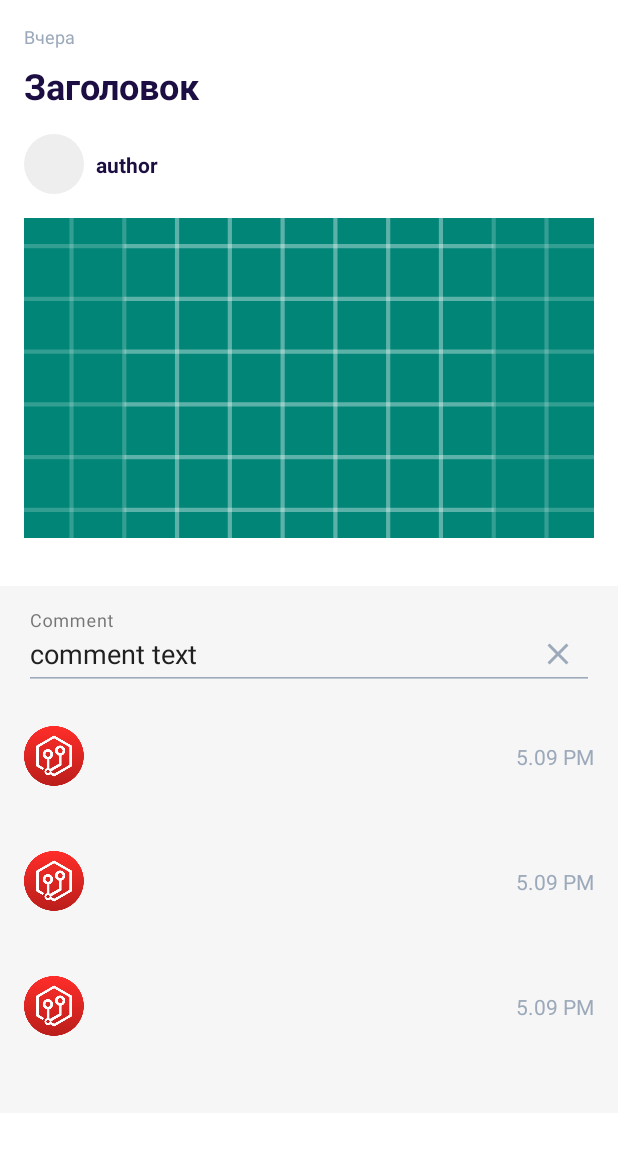
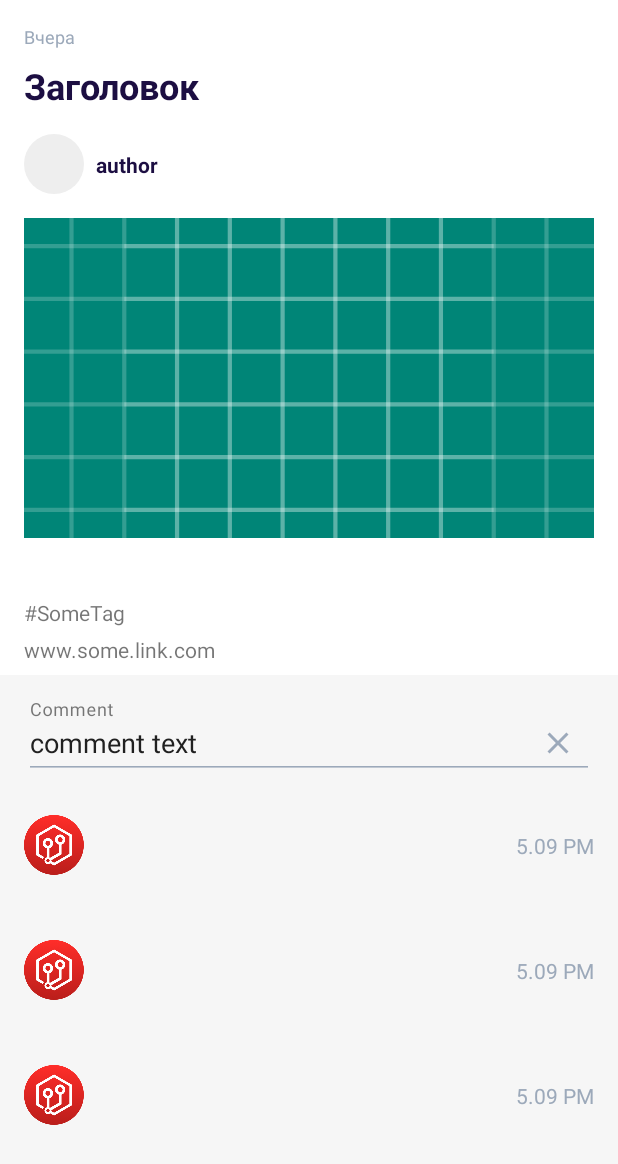
Before and after one commit to AlekseyYakovlev/SkillArticles, an Android app: the layout fragment_article.xml on its own in the app's theme, with its tools: preview values and no code run, on a phone screen of 412 x 824 dp. Shown: the top 1164 px of the screen. Run offline under Robolectric (Android 15) with nearby library versions, the phone set to English and light mode, and no system bars.

Commit message:
Source link and hash tags added to ArticleFragment

```diff
--- a/app/src/main/java/ru/skillbranch/skillarticles/ui/custom/markdown/MarkdownBuilder.kt
+++ b/app/src/main/java/ru/skillbranch/skillarticles/ui/custom/markdown/MarkdownBuilder.kt
@@ -38,7 +38,7 @@ class MarkdownBuilder(context: Context) {
         }
     }
 
-    private fun buildElement(element: Element, builder: SpannableStringBuilder): CharSequence {
+    internal fun buildElement(element: Element, builder: SpannableStringBuilder): CharSequence {
         return builder.apply {
             when (element) {
                 is Element.Text -> append(element.text)
--- a/app/src/main/java/ru/skillbranch/skillarticles/viewmodels/article/ArticleViewModel.kt
+++ b/app/src/main/java/ru/skillbranch/skillarticles/viewmodels/article/ArticleViewModel.kt
@@ -52,6 +52,8 @@ class ArticleViewModel(
                     categoryIcon = category.icon,
                     date = date.shortFormat(),
                     author = author,
+                    source = article.source,
+                    tags = article.tags,
                     isBookmark = isBookmark,
                     isLike = isLike,
                     content = content ?: emptyList(),
--- a/app/src/main/res/layout/fragment_article.xml
+++ b/app/src/main/res/layout/fragment_article.xml
@@ -91,6 +91,33 @@
             app:layout_constraintStart_toStartOf="parent"
             app:layout_constraintTop_toBottomOf="@id/iv_poster" />
 
+        <TextView
+            android:id="@+id/tv_hashtags"
+            android:layout_width="match_parent"
+            android:layout_height="wrap_content"
+            app:layout_constraintTop_toBottomOf="@id/tv_text_content"
+            app:layout_constraintEnd_toEndOf="parent"
+            app:layout_constraintStart_toStartOf="parent"
+            android:lineSpacingExtra="4dp"
+            android:layout_marginTop="8dp"
+            android:layout_marginStart="16dp"
+            android:layout_marginEnd="16dp"
+            android:textSize="14sp"
+            tools:text = "#SomeTag"/>
+
+        <TextView
+            android:id="@+id/tv_source"
+            android:layout_width="match_parent"
+            android:layout_height="wrap_content"
+            app:layout_constraintTop_toBottomOf="@id/tv_hashtags"
+            app:layout_constraintEnd_toEndOf="parent"
+            app:layout_constraintStart_toStartOf="parent"
+            android:includeFontPadding="false"
+            android:layout_marginStart="16dp"
+            android:layout_marginEnd="16dp"
+            android:layout_marginTop="8dp"
+            tools:text = "www.some.link.com"/>
+
         <com.google.android.material.textfield.TextInputLayout
             android:id="@+id/wrap_comments"
             style="@style/Base.Widget.MaterialComponents.TextInputLayout"
@@ -107,7 +134,8 @@
             app:endIconTint="@color/color_gray"
             app:layout_constraintEnd_toEndOf="parent"
             app:layout_constraintStart_toStartOf="parent"
-            app:layout_constraintTop_toBottomOf="@id/tv_text_content">
+            android:layout_marginTop="8dp"
+            app:layout_constraintTop_toBottomOf="@id/tv_source">
 
             <EditText
                 android:id="@+id/et_comment"
--- a/app/src/main/res/navigation/mobile_navigation.xml
+++ b/app/src/main/res/navigation/mobile_navigation.xml
@@ -45,7 +45,7 @@
             app:destination="@id/page_article" />
         <action
             android:id="@+id/choose_category"
-            app:destination="@id/choseCategoryDialog" />
+            app:destination="@id/chose_category_dialog" />
         <argument
             android:name="is_bookmarks"
             android:defaultValue="false"
@@ -66,7 +66,7 @@
             app:destination="@id/page_article" />
         <action
             android:id="@+id/choose_category"
-            app:destination="@id/choseCategoryDialog" />
+            app:destination="@id/chose_category_dialog" />
         <argument
             android:name="is_bookmarks"
             android:defaultValue="true"
@@ -109,7 +109,7 @@
         app:popUpTo="@id/auth"
         app:popUpToInclusive="true" />
     <dialog
-        android:id="@+id/choseCategoryDialog"
+        android:id="@+id/chose_category_dialog"
         android:name="ru.skillbranch.skillarticles.ui.dialogs.ChoseCategoryDialog"
         android:label="ChoseCategoryDialog">
         <argument
```
Also changed, not shown: app/src/main/java/ru/skillbranch/skillarticles/data/local/Converters.kt (+19 -4 lines), app/src/main/java/ru/skillbranch/skillarticles/data/local/entities/Article.kt (+8 -4 lines), app/src/main/java/ru/skillbranch/skillarticles/ui/article/ArticleFragment.kt (+37 -2 lines).
